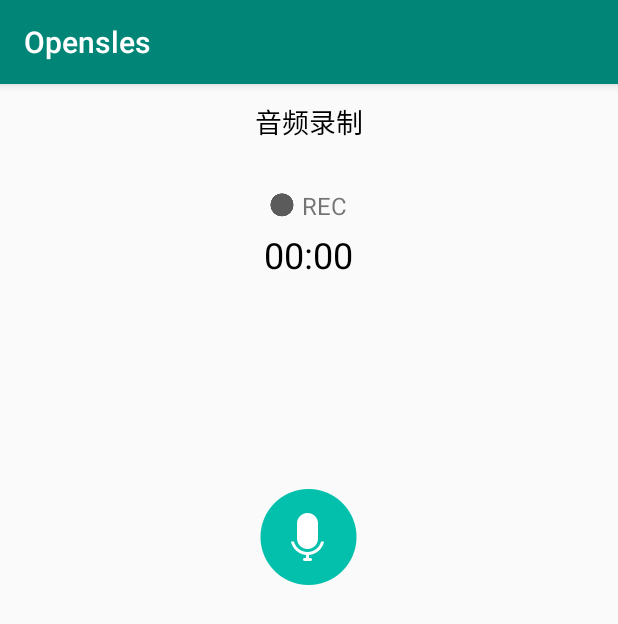
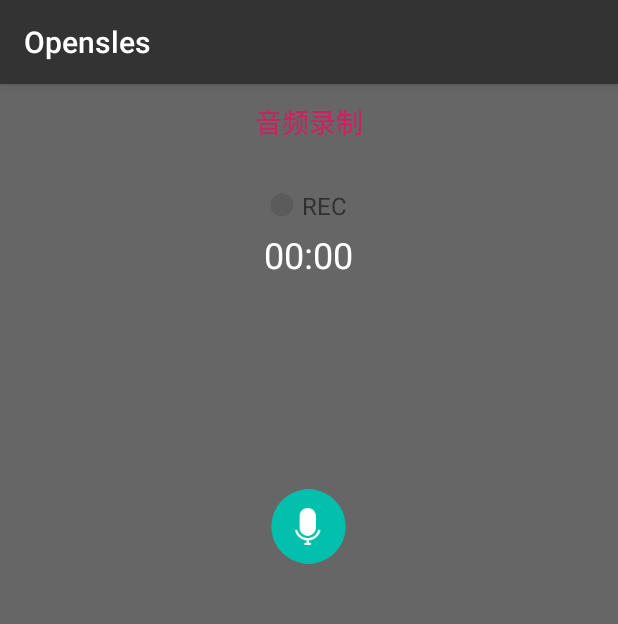
Before and after one commit to jameswanliu/Opensles, an Android app: the screen it shows after launch (MainActivity), on a phone screen of 412 x 824 dp. Shown: the top 624 px of the screen. Run offline under Robolectric (Android 15) with nearby library versions, the phone set to English and light mode, and no system bars; libraries missing offline, so code that uses them is left out: com.hjq.permissions; 4 statements that could not run were skipped.

Commit message:
调整逻辑

```diff
--- a/app/src/main/AndroidManifest.xml
+++ b/app/src/main/AndroidManifest.xml
@@ -1,7 +1,10 @@
 <?xml version="1.0" encoding="utf-8"?>
 <manifest xmlns:android="http://schemas.android.com/apk/res/android"
     package="com.james.opensles">
-
+    <uses-permission android:name="android.permission.READ_EXTERNAL_STORAGE" />
+    <uses-permission android:name="android.permission.WRITE_EXTERNAL_STORAGE"/>
+    <uses-permission android:name="android.permission.MODIFY_AUDIO_SETTINGS" />
+    <uses-permission android:name="android.permission.RECORD_AUDIO" />
     <application
         android:allowBackup="true"
         android:icon="@mipmap/ic_launcher"
@@ -11,6 +14,7 @@
         android:theme="@style/AppTheme">
         <activity android:name=".MainActivity">
             <intent-filter>
+                <action android:name="android.intent.action.VIEW"/>
                 <action android:name="android.intent.action.MAIN" />
 
                 <category android:name="android.intent.category.LAUNCHER" />
--- a/app/src/main/cpp/CMakeLists.txt
+++ b/app/src/main/cpp/CMakeLists.txt
@@ -41,4 +41,7 @@ target_link_libraries( # Specifies the target library.
 
         # Links the target library to the log library
         # included in the NDK.
-        ${log-lib})
+        ${log-lib}
+        android
+        OpenSLES
+        )
--- a/app/src/main/java/com/james/opensles/MainActivity.kt
+++ b/app/src/main/java/com/james/opensles/MainActivity.kt
@@ -5,6 +5,7 @@ import android.media.AudioManager
 import android.os.Build
 import android.os.Bundle
 import android.os.SystemClock
+import android.util.Log
 import android.view.View
 import androidx.appcompat.app.AppCompatActivity
 import com.hjq.permissions.OnPermission
@@ -16,15 +17,20 @@ import com.james.opensles.Constants.STATE_PAUSE
 import com.james.opensles.Constants.STATE_PLAYING
 import com.james.opensles.Constants.STATE_RECORD
 import kotlinx.android.synthetic.main.activity_main.*
+import java.io.File
 
 class MainActivity : AppCompatActivity() {
 
+    private var sampleRate = 0
+    private var bufSize = 0
+    private val fileName = "opensles.pcm"
+    private lateinit var audioFilePath: String
     private var currentState = STATE_NORMAL
     private var isPlaying = false
     private var isRecord = false
     private var openslesHelper: OpenslesHelper? = null
 
-    companion object{
+    companion object {
         var created = false
     }
 
@@ -34,11 +40,7 @@ class MainActivity : AppCompatActivity() {
         setContentView(R.layout.activity_main)
         requestPermission()
         openslesHelper = OpenslesHelper()
-        openslesHelper?.createEngine()
 
-
-        var sampleRate = 0
-        var bufSize = 0
         /*
          * retrieve fast audio path sample rate and buf size; if we have it, we pass to native
          * side to create a player with fast audio enabled [ fast audio == low latency audio ];
@@ -60,10 +62,6 @@ class MainActivity : AppCompatActivity() {
             bufSize = nativeParam.toInt()
         }
 
-        openslesHelper?.createBufferQueueAudioPlayer(sampleRate, bufSize)
-
-
-
         requestPermission()
 
         iv_action.onClick {
@@ -71,6 +69,7 @@ class MainActivity : AppCompatActivity() {
         }
 
         iv_delete.onClick {
+            Log.i("release file ", "${openslesHelper?.releaseFile()}")
             changeNormalState()
         }
 
@@ -83,8 +82,6 @@ class MainActivity : AppCompatActivity() {
     private fun changeNormalState() {
         currentState = STATE_NORMAL
         chronometer.base = SystemClock.elapsedRealtime()
-//        MediaPlayerHelper.release()
-//        MediaRecorderHelper.stopAndRelease()
         rl_bottom.visibility = View.GONE
         iv_action.setImageResource(R.mipmap.btn_clue_audio)
     }
@@ -101,7 +98,10 @@ class MainActivity : AppCompatActivity() {
                 override fun hasPermission(
                     granted: List<String>,
                     isAll: Boolean
-                ) = Unit
+                ) {
+                    createFile()
+                    openslesHelper?.createBufferQueueAudioPlayer(audioFilePath, sampleRate, bufSize)
+                }
 
                 override fun noPermission(
                     denied: List<String>,
@@ -111,12 +111,24 @@ class MainActivity : AppCompatActivity() {
     }
 
 
+    private fun createFile() {
+        val file = File(externalCacheDir?.absolutePath, fileName)
+        if (file.exists()) {
+            file.delete()
+        }
+        file.createNewFile()
+        audioFilePath = file.absolutePath
+    }
+
+
     private fun recordAudio() {
+        createFile()
         if (!created) {
             created = openslesHelper?.createAudioRecorder()!!
         }
         if (created) {
-            openslesHelper?.startRecording()
+            openslesHelper?.startRecording(audioFilePath)
+            isRecord = true
         }
     }
 
@@ -135,34 +147,32 @@ class MainActivity : AppCompatActivity() {
                             Permission.WRITE_EXTERNAL_STORAGE, Permission.RECORD_AUDIO
                         )
                     )
-                ){
+                ) {
                     requestPermission()
                     return
                 }
+                recordAudio()
+
+                if (isRecord) {
                     iv_action.setImageResource(R.mipmap.pause)
-                chronometer.base = SystemClock.elapsedRealtime()
-                chronometer.start()
-                isRecord = true
-                waveView.visibility = View.VISIBLE
-                recordAudio()
+                    chronometer.base = SystemClock.elapsedRealtime()
+                    chronometer.start()
+                    waveView.visibility = View.VISIBLE
+                }
             }
             STATE_COMPLETE -> {
                 iv_action.setImageResource(R.mipmap.icon_audio_state_uploaded)
                 chronometer.stop()
                 waveView.visibility = View.INVISIBLE
                 rl_bottom.visibility = View.VISIBLE
-//                MediaRecorderHelper.stopAndRelease()
+                val record = openslesHelper?.stopRecording()
+                Log.i("isrecording ==", "record= $record")
                 isRecord = false
             }
             STATE_PLAYING -> {
-//                MediaPlayerHelper.resume()
-                openslesHelper?.selectClip(4,2)
+                openslesHelper?.selectClip(4, 2)
                 isPlaying = true
                 iv_action.setImageResource(R.mipmap.icon_audio_state_uploaded_play)
-//                MediaPlayerHelper.playsound(MediaRecorderHelper.playpath, MediaPlayer.OnCompletionListener {
-//                    currentState = STATE_COMPLETE
-//                    changeState()
-//                })
             }
             STATE_PAUSE -> {
 //                MediaPlayerHelper.pause()
@@ -171,10 +181,6 @@ class MainActivity : AppCompatActivity() {
             }
         }
     }
-
-
-
-
 
 
     private fun changeState() {
--- a/app/src/main/java/com/james/opensles/OpenslesHelper.kt
+++ b/app/src/main/java/com/james/opensles/OpenslesHelper.kt
@@ -11,9 +11,7 @@ class OpenslesHelper {
         }
     }
 
-    external fun createEngine()
-
-    external fun createBufferQueueAudioPlayer(sampleRate: Int, samplesPerBuf: Int)
+    external fun createBufferQueueAudioPlayer(path:String,sampleRate: Int, samplesPerBuf: Int)
     external fun createAssetAudioPlayer(
         assetManager: AssetManager?,
         filename: String?
@@ -35,9 +33,10 @@ class OpenslesHelper {
     external fun selectClip(which: Int, count: Int): Boolean
     external fun enableReverb(enabled: Boolean): Boolean
     external fun createAudioRecorder(): Boolean
-    external fun startRecording()
+    external fun startRecording(path: String)
     external fun shutdown()
-    external fun stopRecording()
+    external fun stopRecording():Boolean
+    external fun releaseFile():Boolean
     external fun stopPlaying()
 
 }
--- a/app/src/main/res/layout/activity_main.xml
+++ b/app/src/main/res/layout/activity_main.xml
@@ -3,6 +3,7 @@
     xmlns:tools="http://schemas.android.com/tools"
     android:layout_width="match_parent"
     android:layout_height="match_parent"
+    android:background="@color/daynight_bg"
     tools:context=".MainActivity">
 
 
@@ -12,7 +13,7 @@
         android:layout_height="50dp"
         android:gravity="center"
         android:text="音频录制"
-        android:textColor="#000"
+        android:textColor="@color/colorAccent"
         android:textSize="18sp" />
 
     <LinearLayout
@@ -53,7 +54,7 @@
             android:layout_marginTop="5dp"
             android:layout_marginBottom="20dp"
             android:focusable="true"
-            android:textColor="#000"
+            android:textColor="#ffffff"
             android:textSize="24sp" />
     </LinearLayout>
 
@@ -67,8 +68,8 @@
 
     <ImageView
         android:id="@+id/iv_action"
-        android:layout_width="wrap_content"
-        android:layout_height="wrap_content"
+        android:layout_width="50dp"
+        android:layout_height="50dp"
         android:layout_below="@+id/waveView"
         android:layout_centerInParent="true"
         android:layout_marginTop="20dp"
@@ -84,16 +85,16 @@
 
         <ImageView
             android:id="@+id/iv_delete"
-            android:layout_width="wrap_content"
-            android:layout_height="wrap_content"
+            android:layout_width="50dp"
+            android:layout_height="50dp"
             android:layout_alignParentLeft="true"
             android:layout_centerVertical="true"
             android:src="@mipmap/btn_audio_delete" />
 
         <ImageView
             android:id="@+id/iv_save"
-            android:layout_width="wrap_content"
-            android:layout_height="wrap_content"
+            android:layout_width="50dp"
+            android:layout_height="50dp"
             android:layout_alignParentRight="true"
             android:layout_centerVertical="true"
             android:src="@mipmap/btn_audio_done" />
--- a/app/src/main/res/values/colors.xml
+++ b/app/src/main/res/values/colors.xml
@@ -3,4 +3,5 @@
     <color name="colorPrimary">#008577</color>
     <color name="colorPrimaryDark">#00574B</color>
     <color name="colorAccent">#D81B60</color>
+    <color name="daynight_bg">#666666</color>
 </resources>
--- a/app/src/main/res/values/styles.xml
+++ b/app/src/main/res/values/styles.xml
@@ -1,11 +1,12 @@
 <resources>
 
     <!-- Base application theme. -->
-    <style name="AppTheme" parent="Theme.AppCompat.Light.DarkActionBar">
+    <style name="AppTheme" parent="Theme.AppCompat.DayNight.DarkActionBar">
         <!-- Customize your theme here. -->
-        <item name="colorPrimary">@color/colorPrimary</item>
-        <item name="colorPrimaryDark">@color/colorPrimaryDark</item>
+        <item name="colorPrimary">@color/daynight</item>
+        <item name="colorPrimaryDark">@color/daynight</item>
         <item name="colorAccent">@color/colorAccent</item>
     </style>
 
+    <color name="daynight">#333333</color>
 </resources>
```
Also changed, not shown: 1 other file.
